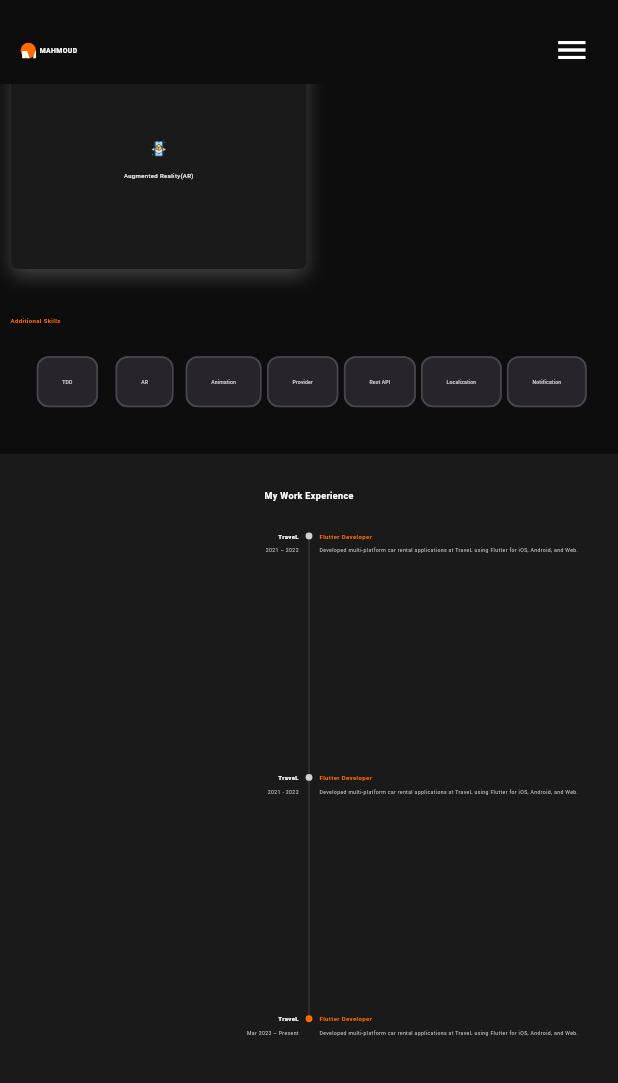
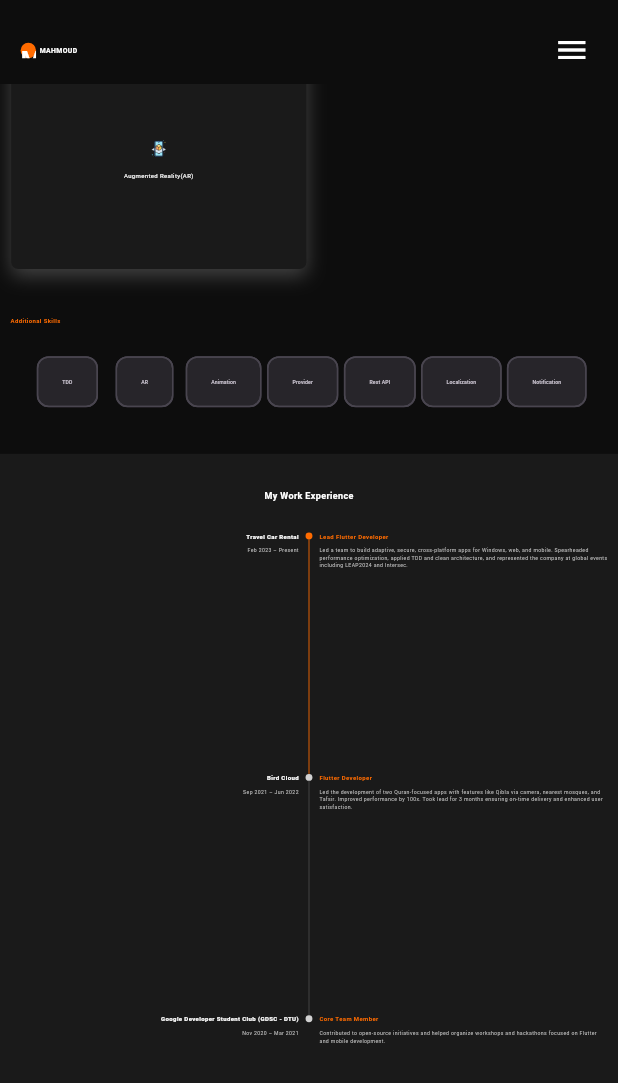
Before and after one commit to DEVS3010/my_portoflio, a Flutter app: the screen it shows after launch, scrolled down 1728 dp, on a phone screen of 412 x 824 dp. Shown: the top 1083 px of the screen. Run offline on Flutter 3.47's test engine with Material 3 defaults, Android fonts, the phone set to English and light mode, and no system bars; drawn by our look-alikes of flutter_animate; our stand-ins replace device_preview, flutter_screenutil, flutter_svg; network calls fail.

Commit message:
feat: Update certifications and portfolio experience sections with new entries and improved layout

```diff
--- a/lib/data/portfolio_data.dart
+++ b/lib/data/portfolio_data.dart
@@ -68,37 +68,51 @@ final profile = ProfileModel(
   ],
 
   experiences: [
-    // ExperienceModel(
-    //   title: 'Mobile Team Lead',
-    //   description: 'Leading the mobile development team at Solution Hunters, overseeing architecture, mentoring, and code quality.',
-    //   image: 'assets/images/solution_hunters.png',
-    //   type: 'Full-time',
-    //   duration: '2022 - Present',
-    // ),
+    ExperienceModel(
+      title: 'Lead Flutter Developer',
+      company: 'Travel Car Rental',
+      description:
+          'Led a team to build adaptive, secure, cross-platform apps for Windows, web, and mobile. Spearheaded performance optimization, applied TDD and clean architecture, and represented the company at global events including LEAP2024 and Intersec.',
+      technologies: [
+        'Flutter',
+        'Dart',
+        'Windows',
+        'Web',
+        'Firebase',
+        'API Integration',
+        'Clean Architecture',
+        'TDD',
+      ],
+      duration: 'Feb 2023 – Present',
+      location: 'Saudi Arabia · On-site',
+      isCurrent: true
+    ),
+
     ExperienceModel(
       title: 'Flutter Developer',
+      company: 'Bird Cloud',
       description:
-          'Developed multi-platform car rental applications at TraveL using Flutter for iOS, Android, and Web.',
-      company: 'TraveL',
-      technologies: ['Flutter', 'Firebase', 'BLoC', 'Responsive UI'],
-      duration: '2021 – 2022',
+          'Led the development of two Quran-focused apps with features like Qibla via camera, nearest mosques, and Tafsir. Improved performance by 100x. Took lead for 3 months ensuring on-time delivery and enhanced user satisfaction.',
+      technologies: [
+        'Flutter',
+        'Dart',
+        'Firebase',
+        'SQFLite',
+        'Google Maps',
+        'Git',
+      ],
+      duration: 'Sep 2021 – Jun 2022',
+      location: 'Remote',
     ),
+
     ExperienceModel(
-      title: 'Flutter Developer',
+      title: 'Core Team Member',
+      company: 'Google Developer Student Club (GDSC - DTU)',
       description:
-          'Developed multi-platform car rental applications at TraveL using Flutter for iOS, Android, and Web.',
-      company: 'TraveL',
-      technologies: ['Flutter', 'Firebase', 'BLoC', 'Responsive UI'],
-      duration: '2021 - 2022',
-    ),
-    ExperienceModel(
-      title: 'Flutter Developer',
-      description:
-          'Developed multi-platform car rental applications at TraveL using Flutter for iOS, Android, and Web.',
-      company: 'TraveL',
-      technologies: ['Flutter', 'Firebase', 'BLoC', 'Responsive UI'],
-      duration: 'Mar 2023 – Present',
-      isCurrent: true,
+          'Contributed to open-source initiatives and helped organize workshops and hackathons focused on Flutter and mobile development.',
+      technologies: ['Flutter', 'Team Collaboration', 'Open Source'],
+      duration: 'Nov 2020 – Mar 2021',
+      location: 'Al Minya, Egypt',
     ),
   ],
 
--- a/lib/models/experience_model.dart
+++ b/lib/models/experience_model.dart
@@ -5,6 +5,7 @@ class ExperienceModel {
   final String description;
   final List<String> technologies;
   final bool isCurrent;
+  final String location;
 
   ExperienceModel({
     required this.title,
@@ -13,5 +14,6 @@ class ExperienceModel {
     required this.description,
     required this.technologies,
     this.isCurrent = false,
+    required this.location,
   });
 }
--- a/lib/ui/sections/certifications_section.dart
+++ b/lib/ui/sections/certifications_section.dart
@@ -49,6 +49,7 @@ class CertificationsSection extends StatelessWidget {
     final isMobile = Responsive.isMobile(context);
     return Container(
       width: 300.w,
+      height: 250.h,
       padding: EdgeInsets.all(16.w),
       decoration: BoxDecoration(
         color: AppColors.surface,
@@ -83,11 +84,12 @@ class CertificationsSection extends StatelessWidget {
                     : AppTextStyles.font12Text,
           ),
           if (cert.credentialUrl != null) ...[
-            SizedBox(height: 12.h),
+            Spacer(),
             AppButtonWidget(
               title: 'View Certificate',
               onPressed: () => launchUrl(Uri.parse(cert.credentialUrl!)),
               hasBorder: true,
+              icon: Icons.open_in_new,
               color: AppColors.primary,
             ),
           ],
```
Also changed, not shown: lib/data/certifications_data.dart (+40 -23 lines).
